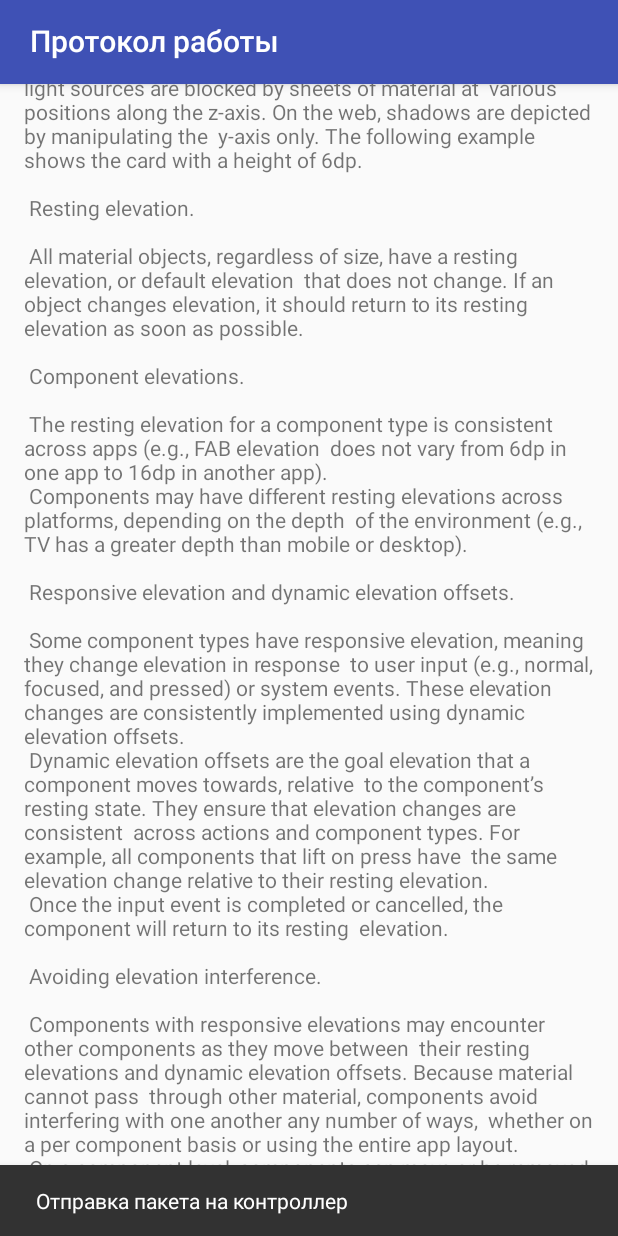
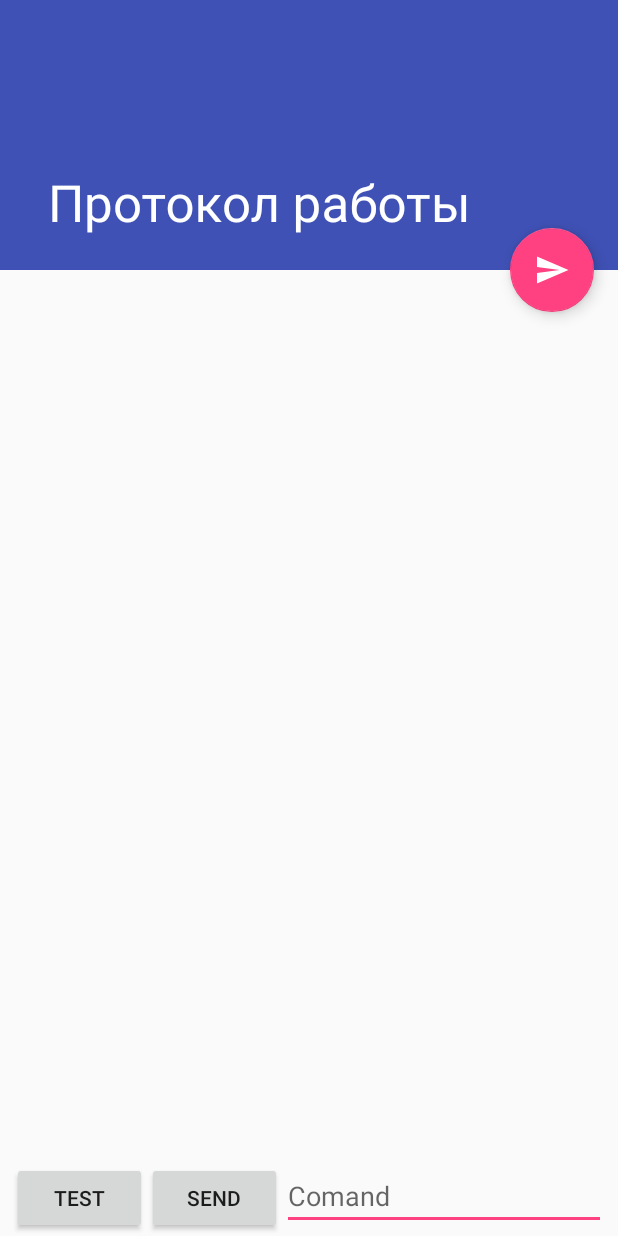
Before and after one commit to Vivatist/Justsweethome, an Android app: the LogActivity screen opened directly, with no data from a screen before it, after a tap on an icon or button, on a phone screen of 412 x 824 dp. Run offline under Robolectric (Android 15) with nearby library versions, the phone set to English and light mode, and no system bars.

Commit message:
Разобрались с потоками, начинаем настраивать визуалку LogActivity

```diff
--- a/app/src/main/java/com/example/andrey/justsweethome/LogActivity.java
+++ b/app/src/main/java/com/example/andrey/justsweethome/LogActivity.java
@@ -3,7 +3,6 @@ package com.example.andrey.justsweethome;
 import android.os.Bundle;
 import android.support.design.widget.FloatingActionButton;
 import android.support.design.widget.Snackbar;
-import android.support.v4.widget.NestedScrollView;
 import android.support.v7.app.AppCompatActivity;
 import android.support.v7.widget.Toolbar;
 import android.view.View;
@@ -14,7 +13,7 @@ public class LogActivity extends AppCompatActivity implements Transport.Listener
 
     TextView textViewLog;
     Transport transport;
-    NestedScrollView scrollView;
+    ScrollView scrollView;
 
     @Override
     protected void onCreate(Bundle savedInstanceState) {
@@ -28,8 +27,8 @@ public class LogActivity extends AppCompatActivity implements Transport.Listener
             @Override
             public void onClick(View view) {
 
-                Snackbar.make(view, "Отправка пакета на контроллер", Snackbar.LENGTH_LONG)
-                        .setAction("Action", null).show();
+             //   Snackbar.make(view, "Отправка пакета на контроллер", Snackbar.LENGTH_LONG)
+             //           .setAction("Action", null).show();
 
                 transport.sendTest();
                 scrollView.fullScroll(View.FOCUS_DOWN);
@@ -38,8 +37,8 @@ public class LogActivity extends AppCompatActivity implements Transport.Listener
 
         transport = new Transport("89.169.58.253", 7777, "user1", "12345");
         transport.addListener(this); // добавляем  активити в список слушателей класса Transport
-        textViewLog = (TextView) findViewById(R.id.LogTextView);
-        scrollView = (NestedScrollView) findViewById(R.id.NestedScrollView);
+        textViewLog = (TextView) findViewById(R.id.TextView);
+        scrollView = (ScrollView) findViewById(R.id.ScrollView);
     }
 
 
@@ -47,7 +46,17 @@ public class LogActivity extends AppCompatActivity implements Transport.Listener
 
     @Override
     public void onAcceptingTCPPackage(String str) {
-        System.out.println("Добавляем в лог строку: " + str);
-        textViewLog.append(str);
+        Log.print("Ответ сервера: " + str);
+        textViewLog.append(str + "\n");
+
+       /* runOnUiThread(new Runnable() {
+            @Override
+            public void run() {
+
+
+
+            }
+        }); */
+
     }
 }
--- a/app/src/main/java/com/example/andrey/justsweethome/Transport.java
+++ b/app/src/main/java/com/example/andrey/justsweethome/Transport.java
@@ -4,10 +4,16 @@ package com.example.andrey.justsweethome;
 
         import android.os.AsyncTask;
         import java.net.*;
-        import java.util.Date;
-        import java.text.SimpleDateFormat;
         import java.util.ArrayList;
-        import java.io.*;
+        import android.app.Activity;
+        import android.os.Bundle;
+
+        import java.util.concurrent.TimeUnit;
+
+        import android.app.Activity;
+        import android.os.Bundle;
+        import android.widget.TextView;
+
 
 /**
  * Created by Andrey on 23.11.2017.
@@ -100,12 +106,14 @@ class Transport {
 
 
 
-    //создаем отдельный поток для отправки донных по сети
-    private class  send extends AsyncTask <String, Integer, Boolean>{
+    //создаем отдельный поток для отправки данных по сети
+    private class  send extends AsyncTask <String, Integer, String>{
+
+
 
 
         @Override
-        protected Boolean doInBackground(String[] params) {
+        protected String doInBackground(String[] params) {
             try {
                 while (true) {
 
@@ -113,33 +121,35 @@ class Transport {
 
                     Socket s = new Socket("89.169.58.253", 7777);
                     Log.print("------- Сокет открыт -------");
-                    str = str+ "\n" + s.getInetAddress().getHostAddress() + ":" + s.getLocalPort() + "\n";
+                    str = str + s.getInetAddress().getHostAddress() + ":" + s.getLocalPort();
                     Log.print("К передаче подготовлен пакет: " + str);
                     s.getOutputStream().write(params[0].getBytes());
-                    Log.print("Пакет отправлен" + str);
+                    Log.print("Пакет отправлен: " + str);
                     // читаем ответ
-                    Log.print("Ждем ответ" + str);
+                    Log.print("Ждем ответ...");
                     byte buf[] = new byte[64 * 1024];
                     int r = s.getInputStream().read(buf);
                     String data = new String(buf, 0, r);
 
-                    Log.print("Ответ сервера: " + data);
+                    Log.print("Ответ получен, передаем ответ через событие");
 
-                    // генерируем событие и передаем через него принятую информацию
-                    fireListenersWhenAcceptingTCPPackage(params[0]);
 
-                    s.close();
+                    s.close(); // закрываем socket
                     Log.print("------- Сокет закрыт -------");
-                    return true;
+                    return data;
                 }
             } catch (Exception e) {
                 Log.print("Ошибка при отправке либо получении пакета: " + e);
-                return false;
+                return "";
             }
 
         }
 
-
+        @Override
+        protected void onPostExecute(String result) {
+            super.onPostExecute(result);
+            fireListenersWhenAcceptingTCPPackage(result);
+        }
 
     }
 }
--- a/app/src/main/res/layout/content_log.xml
+++ b/app/src/main/res/layout/content_log.xml
@@ -1,19 +1,88 @@
 <?xml version="1.0" encoding="utf-8"?>
-<android.support.v4.widget.NestedScrollView xmlns:android="http://schemas.android.com/apk/res/android"
-    android:id="@+id/NestedScrollView"
+
+<android.support.constraint.ConstraintLayout xmlns:android="http://schemas.android.com/apk/res/android"
     xmlns:app="http://schemas.android.com/apk/res-auto"
     xmlns:tools="http://schemas.android.com/tools"
     android:layout_width="match_parent"
     android:layout_height="match_parent"
-    app:layout_behavior="@string/appbar_scrolling_view_behavior"
     tools:context="com.example.andrey.justsweethome.LogActivity"
     tools:showIn="@layout/activity_log">
 
-    <TextView
-        android:id="@+id/LogTextView"
-        android:layout_width="wrap_content"
+    <LinearLayout
+        android:id="@+id/LinearLayout"
+        android:layout_width="0dp"
+        android:layout_height="49dp"
+        android:layout_marginEnd="8dp"
+        android:layout_marginStart="8dp"
+        android:orientation="horizontal"
+        app:layout_constraintBottom_toBottomOf="parent"
+        app:layout_constraintEnd_toEndOf="parent"
+        app:layout_constraintStart_toStartOf="parent"
+        >
+
+        <Button
+            android:id="@+id/Button_Test"
+
+            android:layout_width="wrap_content"
+            android:layout_height="wrap_content"
+            android:layout_weight="1"
+            android:text="Test" />
+
+        <Button
+            android:id="@+id/Button_Send"
+            android:layout_width="wrap_content"
+            android:layout_height="wrap_content"
+            android:layout_weight="1"
+            android:text="Send" />
+
+        <EditText
+            android:id="@+id/EditText"
+            android:layout_width="wrap_content"
+            android:layout_height="wrap_content"
+            android:layout_weight="1"
+            android:ems="10"
+            android:hint="Comand"
+            android:inputType="textPersonName" />
+    </LinearLayout>
+
+    <ScrollView
+        android:id="@+id/ScrollView"
+        android:layout_width="0dp"
+        android:layout_height="0dp"
+        android:layout_marginEnd="8dp"
+        android:layout_marginStart="8dp"
+        android:layout_marginTop="8dp"
+        android:layout_marginBottom="8dp"
+        app:layout_constraintEnd_toEndOf="parent"
+        app:layout_constraintStart_toStartOf="parent"
+        app:layout_constraintTop_toTopOf="parent"
+        app:layout_constraintBottom_toTopOf="@id/LinearLayout">
+
+        <TextView
+            android:id="@+id/TextView"
+            android:layout_width="match_parent"
+            android:layout_height="wrap_content"
+
+            />
+
+    </ScrollView>
+
+</android.support.constraint.ConstraintLayout>
+    <!--
+    <android.support.v4.widget.NestedScrollView xmlns:android="http://schemas.android.com/apk/res/android"
+        android:id="@+id/NestedScrollView"
+        xmlns:app="http://schemas.android.com/apk/res-auto"
+        xmlns:tools="http://schemas.android.com/tools"
+        android:layout_width="match_parent"
         android:layout_height="wrap_content"
-        android:layout_margin="@dimen/text_margin"
-        android:text="@string/large_text" />
+        app:layout_behavior="@string/appbar_scrolling_view_behavior"
+        tools:context="com.example.andrey.justsweethome.LogActivity"
+        tools:showIn="@layout/activity_log">
 
-</android.support.v4.widget.NestedScrollView>
+        <TextView
+            android:id="@+id/LogTextView"
+            android:layout_width="wrap_content"
+            android:layout_height="wrap_content"
+            android:layout_margin="@dimen/text_margin" />
+
+    </android.support.v4.widget.NestedScrollView>-->
```
